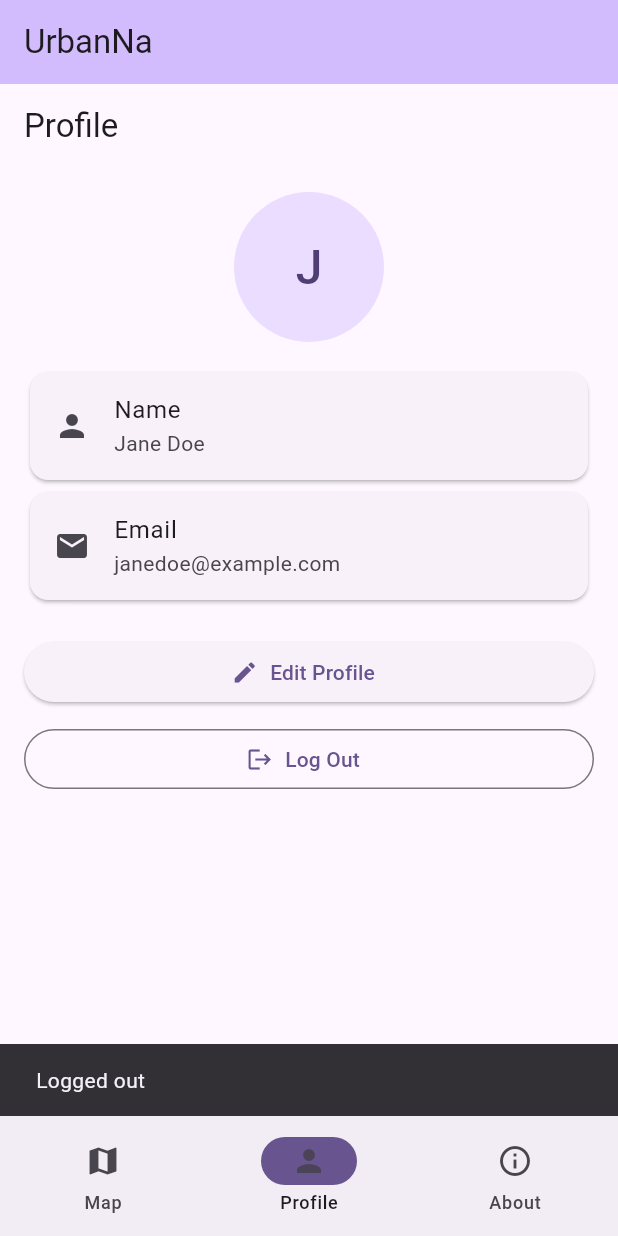
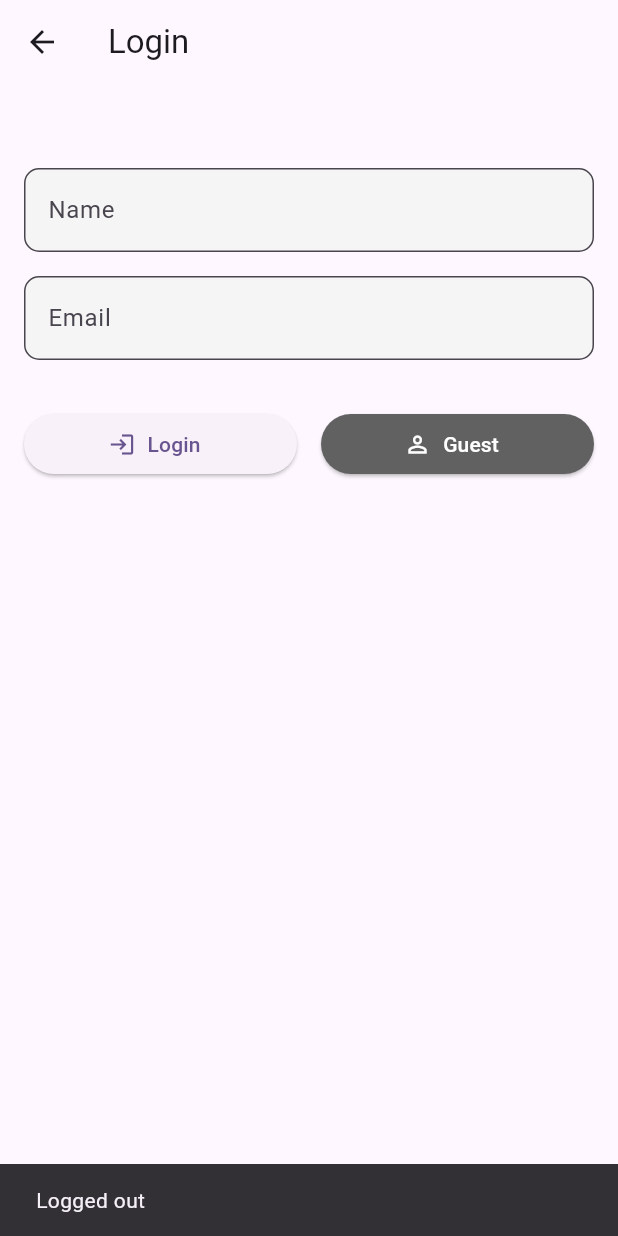
Before and after one commit to darrock7/UrbanNa, a Flutter app: the MyHomePage screen opened directly, item 2 of the bottom bar chosen, after a tap on "Log Out", on a phone screen of 412 x 824 dp. Run offline on Flutter 3.47's test engine with Material 3 defaults, Android fonts, the phone set to English and light mode, and no system bars; our stand-ins replace flutter_map, geolocator, image_picker, latlong2, sqflite, sqflite_common_ffi; accounts and stored records are empty.

Commit message:
Added Login Screen, Guest Login (For testing/development) and tested inputs

```diff
--- a/lib/main.dart
+++ b/lib/main.dart
@@ -1,9 +1,10 @@
 import 'dart:io';
 import 'package:flutter/material.dart';
 import 'package:provider/provider.dart';
-import 'package:urbanna/screens/home_screen.dart';
+
 import 'package:urbanna/providers/report_provider.dart';
 import 'package:sqflite_common_ffi/sqflite_ffi.dart';
+import 'package:urbanna/screens/login_screen.dart';
 
 void main() {
   if (Platform.isWindows || Platform.isLinux || Platform.isMacOS) {
@@ -29,7 +30,7 @@ class MyApp extends StatelessWidget {
       theme: ThemeData(
         colorScheme: ColorScheme.fromSeed(seedColor: Colors.deepPurple),
       ),
-      home: const MyHomePage(title: 'UrbanNa'),
+      home: const LoginScreen(),
     );
   }
 }
--- a/lib/screens/home_screen.dart
+++ b/lib/screens/home_screen.dart
@@ -5,9 +5,13 @@ import 'package:urbanna/views/about.dart';
 import 'package:urbanna/views/submit_alert.dart';
 
 class MyHomePage extends StatefulWidget {
-  const MyHomePage({super.key, required this.title});
+  const MyHomePage({super.key, required this.title, required this.name, required this.email});
 
   final String title;
+  final String name;
+  final String email;
+
+
 
   @override
   State<MyHomePage> createState() => _MyHomePageState();
@@ -28,10 +32,10 @@ class _MyHomePageState extends State<MyHomePage> {
       body: Center(
         child: IndexedStack(
           index: _currTabIndex,
-          children: const [
-            MapView(), // Map view
-            ProfileView(), // Profile view
-            AboutView(), // About view
+          children: [
+            const MapView(), // Map view
+            ProfileView(name: widget.name, email: widget.email), // Profile view
+            const AboutView(), // About view
           ],
         ),
       ),
--- a/lib/screens/login_screen.dart
+++ b/lib/screens/login_screen.dart
@@ -0,0 +1,127 @@
+import 'package:flutter/material.dart';
+import 'package:urbanna/screens/home_screen.dart';
+
+class LoginScreen extends StatefulWidget {
+  const LoginScreen({super.key});
+
+  @override
+  State<LoginScreen> createState() => _LoginScreenState();
+}
+
+class _LoginScreenState extends State<LoginScreen> {
+  final  _nameController = TextEditingController();
+  final  _emailController = TextEditingController();
+  final  _formKey = GlobalKey<FormState>();
+
+  void _login() {
+    if (_formKey.currentState!.validate()) {
+      final name = _nameController.text.trim();
+      final email = _emailController.text.trim();
+
+      Navigator.pushReplacement(
+        context,
+        MaterialPageRoute(
+          builder: (_) => MyHomePage(
+            title: 'UrbanNa',
+            name: name,
+            email: email,
+          ),
+        ),
+      );
+    }
+  }
+
+  void _guestLogin() {
+    Navigator.pushReplacement(
+      context,
+      MaterialPageRoute(
+        builder: (_) => const MyHomePage(
+          title: 'UrbanNa',
+          name: 'John Doe',
+          email: 'johndoe@gmail.com',
+        ),
+      ),
+    );
+  }
+
+ @override
+  Widget build(BuildContext context) {
+    return Scaffold(
+      appBar: AppBar(title: const Text('Login')),
+      body: SingleChildScrollView(
+        padding: const EdgeInsets.all(16),
+        child: Form(
+          key: _formKey,
+          child: Column(
+            mainAxisAlignment: MainAxisAlignment.center,
+            children: [
+              const SizedBox(height: 40),
+              TextFormField(
+                key: const Key('nameField'),
+                controller: _nameController,
+                textInputAction: TextInputAction.next,
+                autofillHints: const [AutofillHints.name],
+                decoration: InputDecoration(
+                  labelText: 'Name',
+                  filled: true,
+                  fillColor: Colors.grey[100],
+                  border: OutlineInputBorder(
+                    borderRadius: BorderRadius.circular(10),
+                  ),
+                ),
+                validator: (value) =>
+                    value == null || value.isEmpty ? 'Enter your name' : null,
+              ),
+              const SizedBox(height: 16),
+              TextFormField(
+                key: const Key('emailField'),
+                controller: _emailController,
+                textInputAction: TextInputAction.done,
+                keyboardType: TextInputType.emailAddress,
+                autofillHints: const [AutofillHints.email],
+                decoration: InputDecoration(
+                  labelText: 'Email',
+                  filled: true,
+                  fillColor: Colors.grey[100],
+                  border: OutlineInputBorder(
+                    borderRadius: BorderRadius.circular(10),
+                  ),
+                ),
+                // TEMPORARY
+                validator: (value) =>
+                    value == null || !value.contains('@') ? 'Enter valid email' : null,
+              ),
+              const SizedBox(height: 32),
+              Row(
+                children: [
+                  Expanded(
+                    child: ElevatedButton.icon(
+                      key: const Key('loginButton'),
+                      onPressed: _login,
+                      icon: const Icon(Icons.login),
+                      label: const Text('Login'),
+                    ),
+                  ),
+                  const SizedBox(width: 16),
+                  Expanded(
+                    child: ElevatedButton.icon(
+                      key: const Key('guestButton'),
+                      onPressed: _guestLogin,
+                      icon: const Icon(Icons.person_outline),
+                      label: const Text('Guest'),
+                      style: ElevatedButton.styleFrom(
+                        backgroundColor: Colors.grey[700],
+                        foregroundColor: Colors.white,
+                      ),
+                    ),
+                  ),
+                ],
+              ),
+              const SizedBox(height: 20),
+            ],
+          ),
+        ),
+      ),
+    );
+  }
+}
--- a/lib/views/profile.dart
+++ b/lib/views/profile.dart
@@ -1,19 +1,29 @@
 import 'dart:io';
 import 'package:flutter/material.dart';
 import 'package:image_picker/image_picker.dart';
+import 'package:urbanna/screens/login_screen.dart';
 import 'edit_profile_view.dart';
 
 class ProfileView extends StatefulWidget {
-  const ProfileView({super.key});
+  final String name;
+  final String email;
+  const ProfileView({super.key, required this.name, required this.email});
 
   @override
   State<ProfileView> createState() => _ProfileViewState();
 }
 
 class _ProfileViewState extends State<ProfileView> {
-  String _name = 'Jane Doe';
-  String _email = 'janedoe@example.com';
+  late String _name;
+  late String _email;
   File? _profileImage;
+    @override
+    void initState() {
+      super.initState();
+      _name = widget.name;
+      _email = widget.email;
+    }
+
 
   final ImagePicker _picker = ImagePicker();
 
@@ -99,7 +109,10 @@ class _ProfileViewState extends State<ProfileView> {
               ScaffoldMessenger.of(context).showSnackBar(
                 const SnackBar(content: Text('Logged out')),
               );
-              // TODO: Add actual logout logic
+              Navigator.pushReplacement(context,
+                MaterialPageRoute(builder: (_) => const LoginScreen()),
+              );
+              // TODO: Add actual logout logic (STILL)
             },
             icon: const Icon(Icons.logout),
             label: const Text('Log Out'),
```
Also changed, not shown: lib/providers/login_provider.dart (added), lib/providers/map_provider.dart (deleted), 1 other file.
